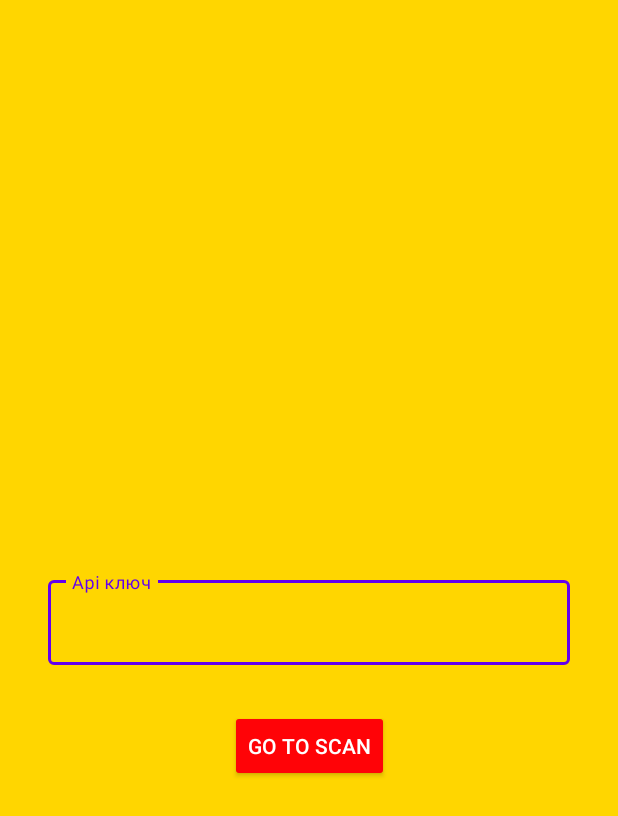
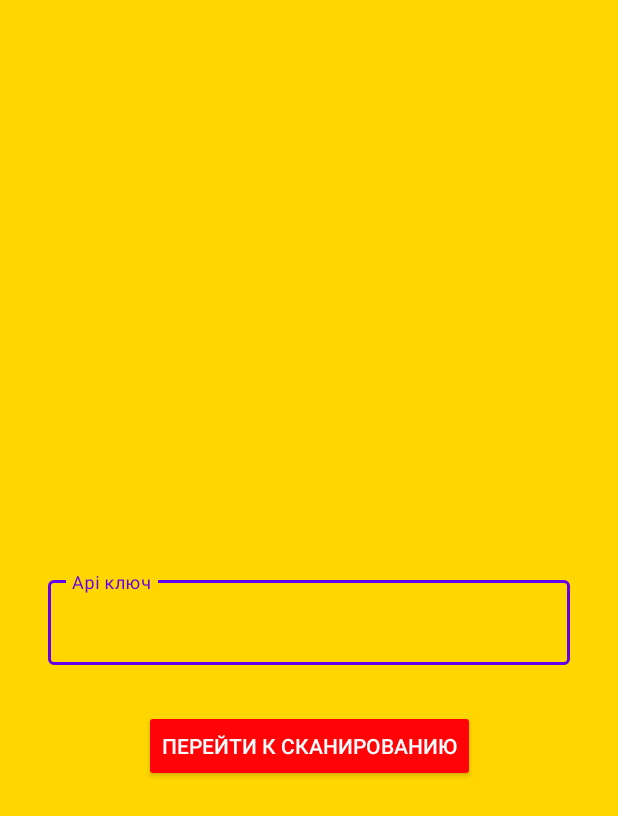
Before and after one commit to ManIsntFromSystem/Whoosh-Service, an Android app: the screen it shows after launch (SplashActivity), on a phone screen of 412 x 824 dp. Shown: the top 816 px of the screen. Run offline under Robolectric (Android 15) with nearby library versions, the phone set to English and light mode, and no system bars; libraries missing offline, so code that uses them is left out: com.facebook.stetho; 1 statement that could not run was skipped.

Commit message:
fix bags xml

```diff
--- a/app/src/main/res/values/strings.xml
+++ b/app/src/main/res/values/strings.xml
@@ -1,6 +1,6 @@
 <resources>
     <string name="app_name">Whoosh Service</string>
-    <string name="btn_go_to_scan">Go to Scan</string>
+    <string name="btn_go_to_scan">Перейти к сканированию</string>
     <string name="scan_menu">Scan</string>
     <string name="history_menu">History</string>
     <string name="settings_menu">Settings</string>
```
